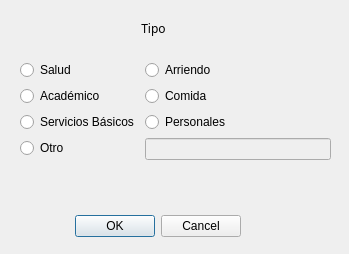
First picture: the form in agregar_categorias.ui, repository HailNicole/App_Finanzas, before the edit.
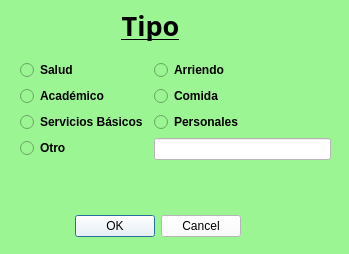
Second picture: the form after the edit. Icons and pictures are not drawn.

Patch:
```diff
--- a/agregar_categorias.ui
+++ b/agregar_categorias.ui
@@ -17,6 +17,9 @@
    <iconset resource="recursos.qrc">
     <normaloff>:/imagen/recursos/safe home.png</normaloff>:/imagen/recursos/safe home.png</iconset>
   </property>
+  <property name="styleSheet">
+   <string notr="true">background-color: rgb(156, 245, 147);</string>
+  </property>
   <widget class="QDialogButtonBox" name="buttonBox">
    <property name="geometry">
     <rect>
@@ -26,6 +29,10 @@
      <height>32</height>
     </rect>
    </property>
+   <property name="styleSheet">
+    <string notr="true">background-color: rgb(192, 245, 255);
+background-color: rgb(255, 255, 255);</string>
+   </property>
    <property name="orientation">
     <enum>Qt::Horizontal</enum>
    </property>
@@ -36,15 +43,18 @@
   <widget class="QLabel" name="label">
    <property name="geometry">
     <rect>
-     <x>120</x>
-     <y>20</y>
-     <width>67</width>
-     <height>17</height>
+     <x>100</x>
+     <y>10</y>
+     <width>101</width>
+     <height>31</height>
     </rect>
    </property>
    <property name="font">
     <font>
      <family>Arial Black</family>
+     <pointsize>20</pointsize>
+     <bold>true</bold>
+     <underline>true</underline>
     </font>
    </property>
    <property name="layoutDirection">
@@ -69,6 +79,11 @@
    <layout class="QFormLayout" name="formLayout">
     <item row="0" column="0">
      <widget class="QRadioButton" name="r_salud">
+      <property name="font">
+       <font>
+        <bold>true</bold>
+       </font>
+      </property>
       <property name="text">
        <string>Salud</string>
       </property>
@@ -76,6 +91,11 @@
     </item>
     <item row="0" column="1">
      <widget class="QRadioButton" name="r_arriendo">
+      <property name="font">
+       <font>
+        <bold>true</bold>
+       </font>
+      </property>
       <property name="text">
        <string>Arriendo</string>
       </property>
@@ -83,6 +103,11 @@
     </item>
     <item row="1" column="0">
      <widget class="QRadioButton" name="r_aca">
+      <property name="font">
+       <font>
+        <bold>true</bold>
+       </font>
+      </property>
       <property name="text">
        <string>Académico</string>
       </property>
@@ -90,6 +115,11 @@
     </item>
     <item row="1" column="1">
      <widget class="QRadioButton" name="r_comida">
+      <property name="font">
+       <font>
+        <bold>true</bold>
+       </font>
+      </property>
       <property name="text">
        <string>Comida</string>
       </property>
@@ -97,6 +127,11 @@
     </item>
     <item row="2" column="0">
      <widget class="QRadioButton" name="r_sb">
+      <property name="font">
+       <font>
+        <bold>true</bold>
+       </font>
+      </property>
       <property name="text">
        <string>Servicios Básicos</string>
       </property>
@@ -104,6 +139,11 @@
     </item>
     <item row="2" column="1">
      <widget class="QRadioButton" name="r_pp">
+      <property name="font">
+       <font>
+        <bold>true</bold>
+       </font>
+      </property>
       <property name="text">
        <string>Personales</string>
       </property>
@@ -111,6 +151,11 @@
     </item>
     <item row="3" column="0">
      <widget class="QRadioButton" name="r_otro">
+      <property name="font">
+       <font>
+        <bold>true</bold>
+       </font>
+      </property>
       <property name="text">
        <string>Otro</string>
       </property>
@@ -121,6 +166,9 @@
       <property name="enabled">
        <bool>false</bool>
       </property>
+      <property name="styleSheet">
+       <string notr="true">background-color: rgb(255, 255, 255);</string>
+      </property>
       <property name="dragEnabled">
        <bool>false</bool>
       </property>
```
